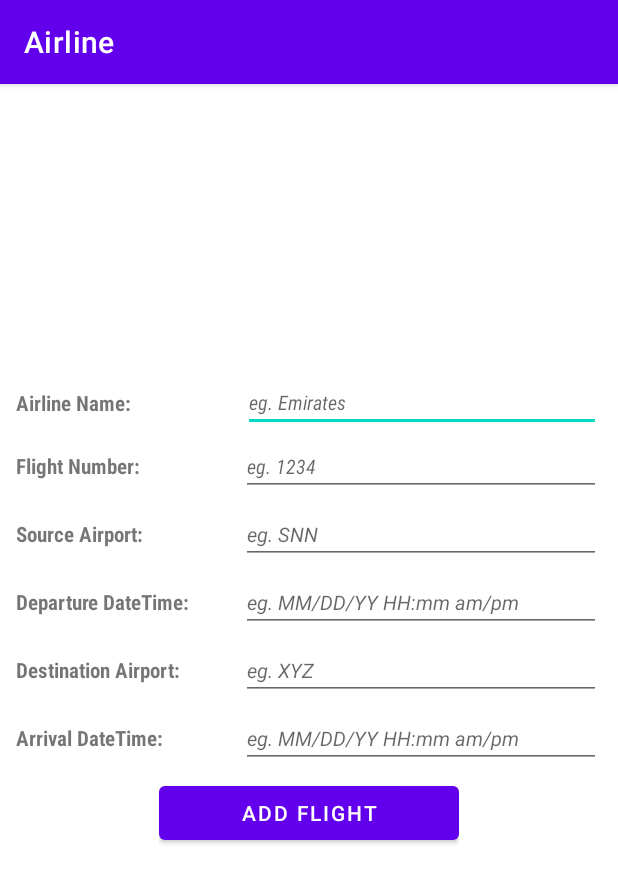
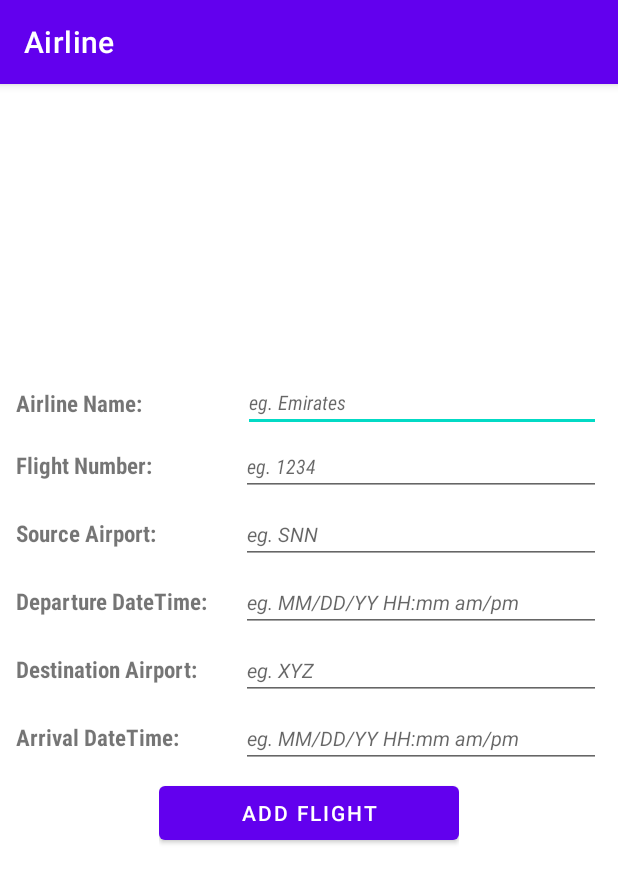
Before and after one commit to SayleeMJ/CS-510Adv-Java-sjagtap, an Android app: the AddFlightActivity screen opened directly, with no data from a screen before it, on a phone screen of 412 x 824 dp. Shown: the top 883 px of the screen. Run offline under Robolectric (Android 15) with nearby library versions, the phone set to English and light mode, and no system bars.

Commit message:
Updated UI design for activity_add_flight.xml

```diff
--- a/airline-android/app/src/main/res/layout/activity_add_flight.xml
+++ b/airline-android/app/src/main/res/layout/activity_add_flight.xml
@@ -25,6 +25,7 @@
                 android:layout_height="wrap_content"
                 android:fontFamily="sans-serif-condensed"
                 android:textStyle="bold"
+                android:textSize="15dp"
                 android:text="Airline Name:" />
 
             <EditText
@@ -53,6 +54,7 @@
                 android:layout_weight="1"
                 android:fontFamily="sans-serif-condensed"
                 android:textStyle="bold"
+                android:textSize="15dp"
                 android:text="Flight Number:" />
 
             <EditText
@@ -83,6 +85,7 @@
                 android:layout_weight="1"
                 android:fontFamily="sans-serif-condensed"
                 android:textStyle="bold"
+                android:textSize="15dp"
                 android:text="Source Airport:" />
 
             <EditText
@@ -110,6 +113,7 @@
                 android:layout_height="wrap_content"
                 android:layout_weight="1"
                 android:fontFamily="sans-serif-condensed"
+                android:textSize="15dp"
                 android:text="Departure DateTime:"
                 android:textStyle="bold" />
 
@@ -139,6 +143,7 @@
                 android:layout_weight="1"
                 android:fontFamily="sans-serif-condensed"
                 android:textStyle="bold"
+                android:textSize="15dp"
                 android:text="Destination Airport:" />
 
             <EditText
@@ -167,6 +172,7 @@
                 android:layout_weight="1"
                 android:fontFamily="sans-serif-condensed"
                 android:textStyle="bold"
+                android:textSize="15dp"
                 android:text="Arrival DateTime:" />
 
             <EditText
```
